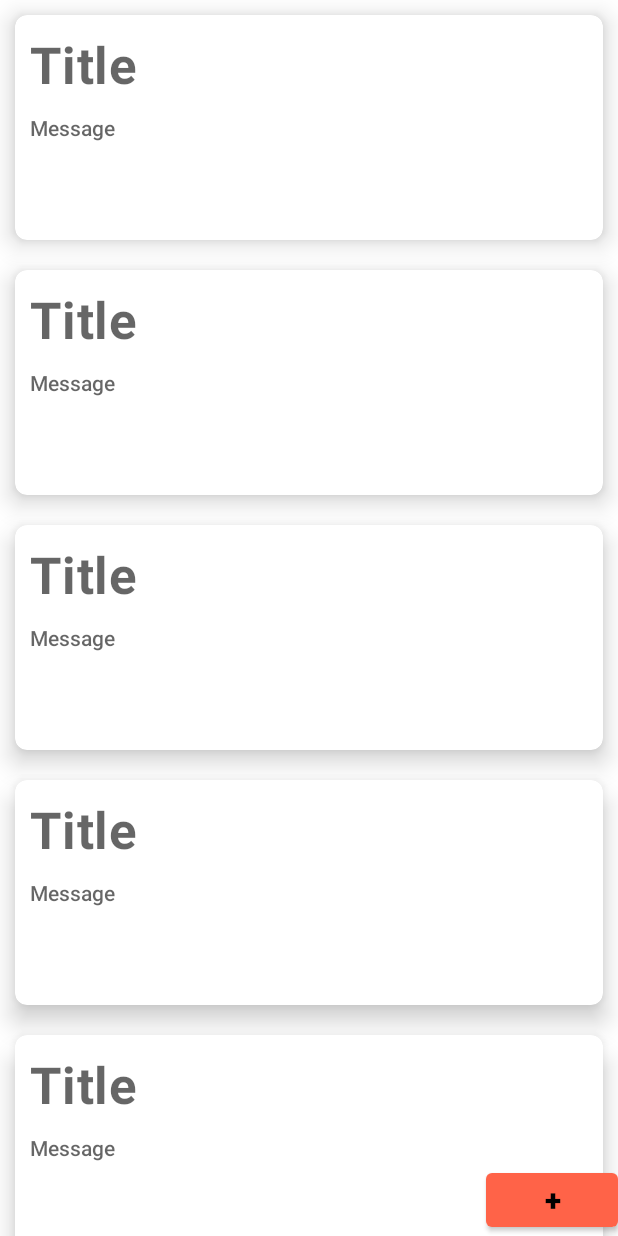
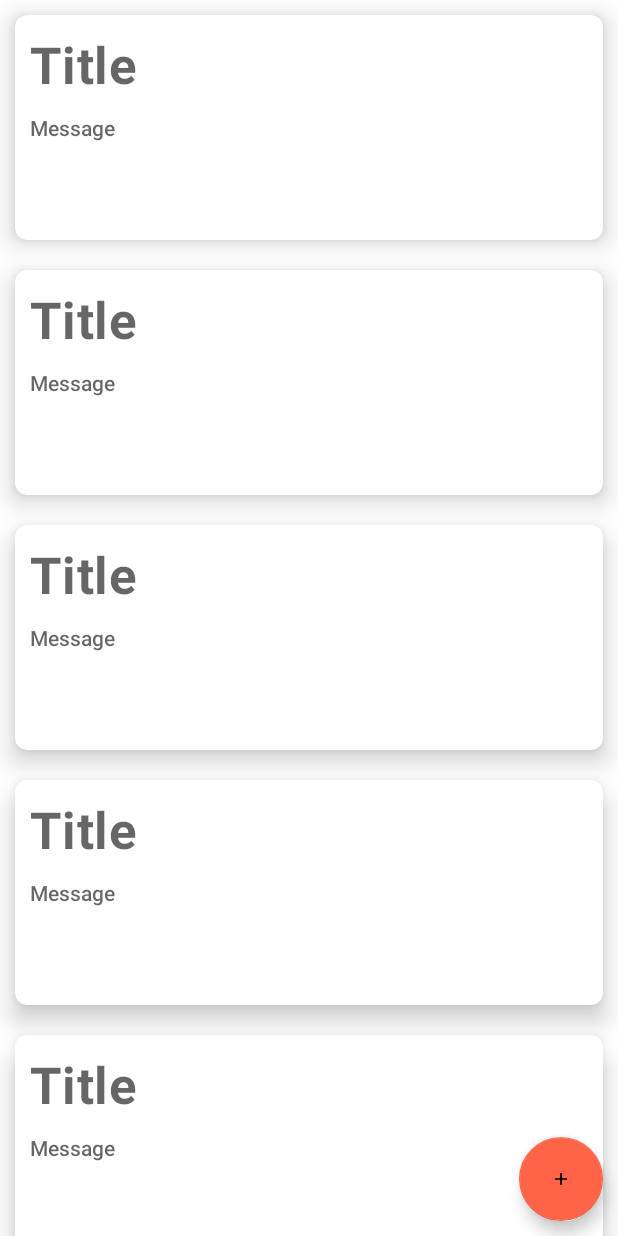
Before and after one commit to csa67/Notes, an Android app: the layout activity_main.xml on its own in the app's theme, with its tools: preview values and no code run, on a phone screen of 412 x 824 dp. Run offline under Robolectric (Android 15) with nearby library versions, the phone set to English and light mode, and no system bars.

Commit message:
Chnaging button to Floating rounded button.

```diff
--- /dev/null
+++ b/app/src/main/res/drawable/ic_add_foreground.xml
@@ -0,0 +1,15 @@
+<vector xmlns:android="http://schemas.android.com/apk/res/android"
+    android:width="108dp"
+    android:height="108dp"
+    android:viewportWidth="108"
+    android:viewportHeight="108"
+    android:tint="#EEEEEA">
+  <group android:scaleX="2.61"
+      android:scaleY="2.61"
+      android:translateX="22.68"
+      android:translateY="22.68">
+    <path
+        android:fillColor="@android:color/white"
+        android:pathData="M19,13h-6v6h-2v-6H5v-2h6V5h2v6h6v2z"/>
+  </group>
+</vector>
--- a/app/src/main/res/layout/activity_main.xml
+++ b/app/src/main/res/layout/activity_main.xml
@@ -18,15 +18,14 @@
         app:layout_constraintEnd_toEndOf="parent"
         app:layout_constraintTop_toTopOf="parent"/>
 
-    <Button
+    <com.google.android.material.floatingactionbutton.FloatingActionButton
         android:id="@+id/btnAddNote"
         android:layout_width="wrap_content"
         android:layout_height="wrap_content"
-        android:text="+"
-        android:textColor="@color/black"
+        android:contentDescription="@string/Add"
         app:backgroundTint = "@color/Orange"
-        android:textStyle="bold"
-        android:textSize="20sp"
+        android:src="@drawable/ic_add_foreground"
+        android:layout_margin="10dp"
         app:layout_constraintBottom_toBottomOf="parent"
         app:layout_constraintEnd_toEndOf="parent"
         />
--- /dev/null
+++ b/app/src/main/res/mipmap-anydpi-v26/ic_add.xml
@@ -0,0 +1,5 @@
+<?xml version="1.0" encoding="utf-8"?>
+<adaptive-icon xmlns:android="http://schemas.android.com/apk/res/android">
+    <background android:drawable="@drawable/ic_add_background"/>
+    <foreground android:drawable="@drawable/ic_add_foreground"/>
+</adaptive-icon>
--- /dev/null
+++ b/app/src/main/res/mipmap-anydpi-v26/ic_add_round.xml
@@ -0,0 +1,5 @@
+<?xml version="1.0" encoding="utf-8"?>
+<adaptive-icon xmlns:android="http://schemas.android.com/apk/res/android">
+    <background android:drawable="@drawable/ic_add_background"/>
+    <foreground android:drawable="@drawable/ic_add_foreground"/>
+</adaptive-icon>
--- a/app/src/main/res/values/strings.xml
+++ b/app/src/main/res/values/strings.xml
@@ -1,3 +1,4 @@
 <resources>
     <string name="app_name">NotesRoomdb</string>
+    <string name="Add">+</string>
 </resources>
```
Also changed, not shown: app/src/main/res/drawable/ic_add_background.xml (added, +74 -0 lines), app/src/main/ic_add-playstore.png (added), app/src/main/res/mipmap-hdpi/ic_add.png (added), app/src/main/res/mipmap-hdpi/ic_add_round.png (added), app/src/main/res/mipmap-mdpi/ic_add.png (added), app/src/main/res/mipmap-mdpi/ic_add_round.png (added), app/src/main/res/mipmap-xhdpi/ic_add.png (added), app/src/main/res/mipmap-xhdpi/ic_add_round.png (added), app/src/main/res/mipmap-xxhdpi/ic_add.png (added), app/src/main/res/mipmap-xxhdpi/ic_add_round.png (added), app/src/main/res/mipmap-xxxhdpi/ic_add.png (added), app/src/main/res/mipmap-xxxhdpi/ic_add_round.png (added).
